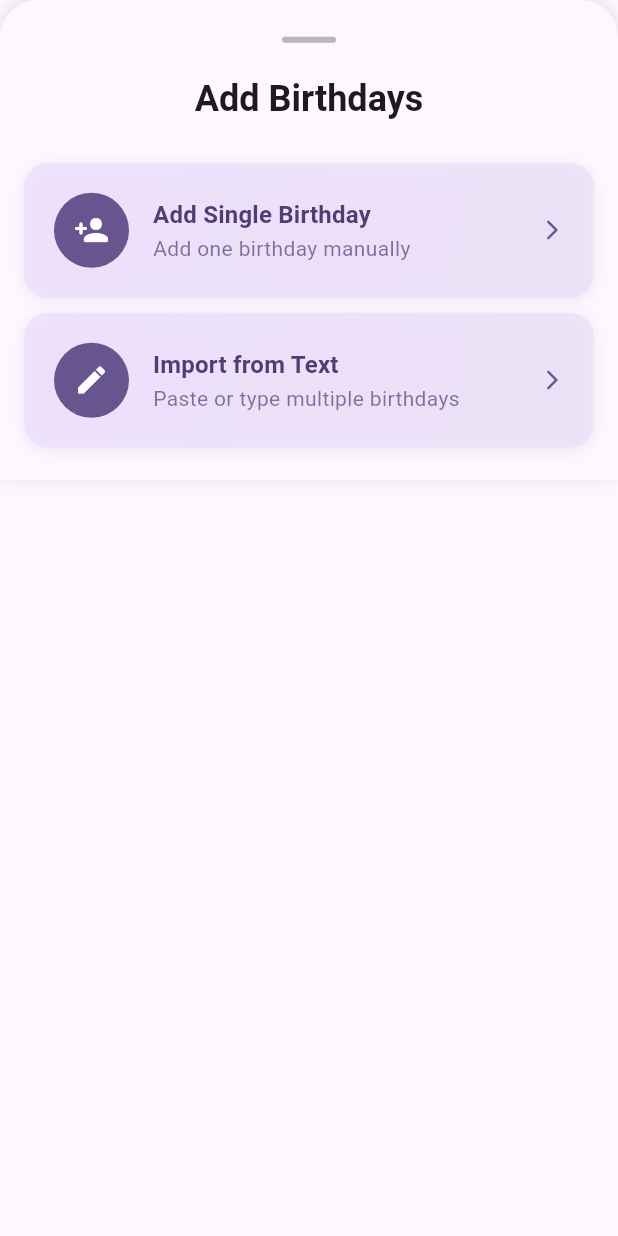
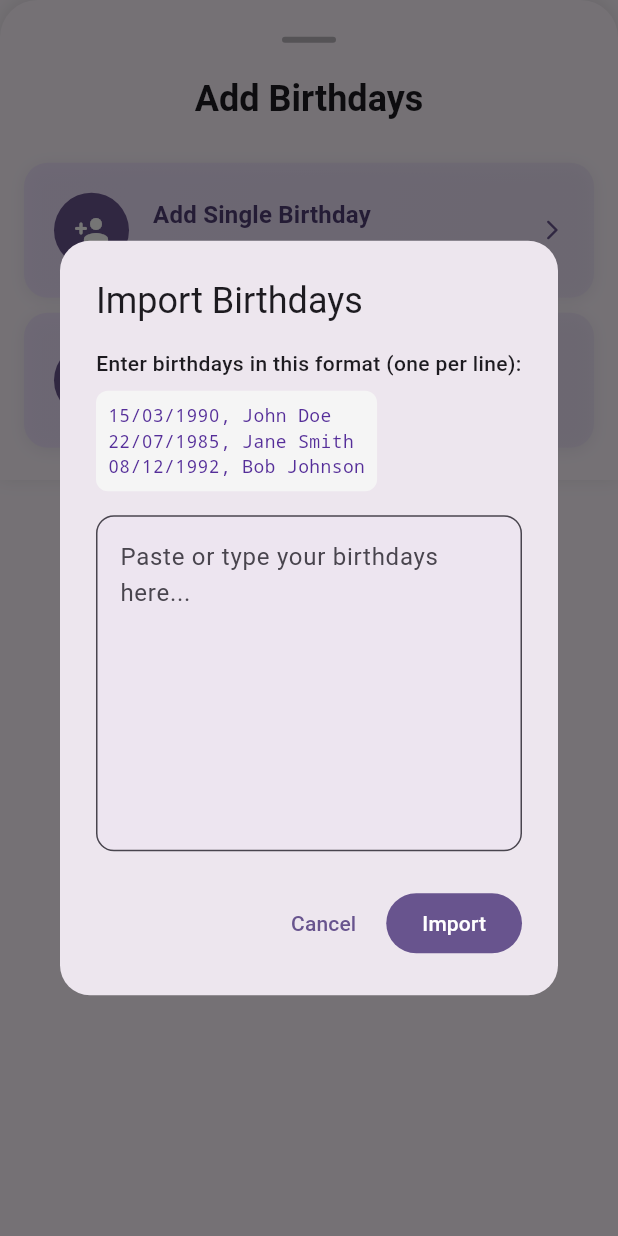
Before and after one commit to Confusedaff/Birday, a Flutter app: the Addbottomwidget widget shown alone on an empty page, opened directly, after a tap on "Import from Text", on a phone screen of 412 x 824 dp. Run offline on Flutter 3.47's test engine with Material 3 defaults, Android fonts, the phone set to English and light mode, and no system bars; our stand-ins replace hive, hive_flutter; accounts and stored records are empty; Roboto replaces fonts that are missing (SF Pro Display).

Commit message:
added copy birthdays and fixed sorting

```diff
--- a/lib/widgets/addbottomwidget.dart
+++ b/lib/widgets/addbottomwidget.dart
@@ -1,3 +1,4 @@
+import 'package:bday/widgets/copybd.dart';
 import 'package:bday/widgets/draghandle.dart';
 import 'package:bday/widgets/selection.dart';
 import 'package:bday/widgets/singlebday.dart';
@@ -61,8 +62,8 @@ class Addbottomwidget extends StatelessWidget {
                 icon: Icons.edit_rounded,
                 title: 'Import from Text',
                 subtitle: 'Paste or type multiple birthdays',
-                onTap: () {
-                  print("Pressed Import button");
+                 onTap: () {
+                  Copybd.showTextImportDialog(context);
                 },
                 selectionBody: null,
               ),
@@ -72,4 +73,5 @@ class Addbottomwidget extends StatelessWidget {
       ),
     );
   }
+
 }
--- a/lib/widgets/bday_blocs.dart
+++ b/lib/widgets/bday_blocs.dart
@@ -20,7 +20,6 @@ class BirthdayCard extends StatefulWidget {
 }
 
 class _BirthdayCardState extends State<BirthdayCard> {
-  // Remove the local _birthday variable and use widget.birthday directly
 
   void _showBirthdayDetails(Birthday birthday) {
     showDialog(
--- /dev/null
+++ b/lib/widgets/copybd.dart
@@ -0,0 +1,203 @@
+import 'package:flutter/material.dart';
+import 'package:bday/storage/hive_service.dart';
+import 'package:bday/storage/hive.dart';
+
+class Copybd {
+  // ========== IMPORT FROM TEXT ==========
+  static Future<void> showTextImportDialog(BuildContext context) async {
+    final TextEditingController textController = TextEditingController();
+
+    showDialog(
+      context: context,
+      builder: (context) => AlertDialog(
+        shape: RoundedRectangleBorder(borderRadius: BorderRadius.circular(20)),
+        title: const Text('Import Birthdays'),
+        content: SingleChildScrollView(
+          child: Column(
+            mainAxisSize: MainAxisSize.min,
+            crossAxisAlignment: CrossAxisAlignment.start,
+            children: [
+              const Text(
+                'Enter birthdays in this format (one per line):',
+                style: TextStyle(fontWeight: FontWeight.w500),
+              ),
+              const SizedBox(height: 8),
+              Container(
+                padding: const EdgeInsets.all(8),
+                decoration: BoxDecoration(
+                  color: Colors.grey[100],
+                  borderRadius: BorderRadius.circular(8),
+                ),
+                child: const Text(
+                  '15/03/1990, John Doe\n22/07/1985, Jane Smith\n08/12/1992, Bob Johnson',
+                  style: TextStyle(fontFamily: 'monospace', fontSize: 12,color: Color.fromARGB(255, 85, 46, 153),),
+                ),
+              ),
+              const SizedBox(height: 16),
+              TextField(
+                controller: textController,
+                maxLines: 8,
+                decoration: InputDecoration(
+                  hintText: 'Paste or type your birthdays here...',
+                  border: OutlineInputBorder(
+                    borderRadius: BorderRadius.circular(12),
+                  ),
+                  filled: true,
+                  fillColor: Theme.of(context)
+                      .colorScheme
+                      .primaryContainer
+                      .withOpacity(0.1),
+                ),
+              ),
+            ],
+          ),
+        ),
+        actions: [
+          TextButton(
+            onPressed: () => Navigator.pop(context),
+            child: const Text('Cancel'),
+          ),
+          FilledButton(
+            onPressed: () {
+              String text = textController.text.trim();
+              if (text.isNotEmpty) {
+                Navigator.pop(context);
+                _importBirthdaysFromText(context, text);
+              }
+            },
+            child: const Text('Import'),
+          ),
+        ],
+      ),
+    );
+  }
+
+  static Future<void> _importBirthdaysFromText(
+      BuildContext context, String text) async {
+    try {
+      List<Birthday> importedBirthdays = _parseBirthdayText(text);
+
+      if (importedBirthdays.isNotEmpty) {
+        for (var birthday in importedBirthdays) {
+          HiveBirthdayService.addBirthday(birthday);
+        }
+
+        showDialog(
+          context: context,
+          builder: (context) => AlertDialog(
+            shape:
+                RoundedRectangleBorder(borderRadius: BorderRadius.circular(20)),
+            title: Row(
+              children: const [
+                Icon(Icons.check_circle, color: Colors.green, size: 28),
+                SizedBox(width: 12),
+                Text('Import Successful'),
+              ],
+            ),
+            content: Text(
+                'Successfully imported ${importedBirthdays.length} birthday${importedBirthdays.length == 1 ? '' : 's'}!'),
+            actions: [
+              FilledButton(
+                onPressed: () => Navigator.pop(context),
+                child: const Text('Great!'),
+              ),
+            ],
+          ),
+        );
+      } else {
+        _showImportErrorDialog(context, 'No valid birthdays found in the text.');
+      }
+    } catch (e) {
+      _showImportErrorDialog(context, 'Error parsing text: ${e.toString()}');
+    }
+  }
+
+  static List<Birthday> _parseBirthdayText(String text) {
+    List<Birthday> birthdays = [];
+    List<String> lines = text.split('\n');
+
+    for (String line in lines) {
+      line = line.trim();
+      if (line.isEmpty) continue;
+
+      try {
+        List<String> parts = line.split(',');
+        if (parts.length >= 2) {
+          String dateStr = parts[0].trim();
+          String name = parts[1].trim();
+
+          List<String> dateParts = dateStr.split('/');
+          if (dateParts.length == 3) {
+            int day = int.parse(dateParts[0]);
+            int month = int.parse(dateParts[1]);
+            int year = int.parse(dateParts[2]);
+
+            if (day >= 1 && day <= 31 && month >= 1 && month <= 12 && year >= 1900) {
+              DateTime birthDate = DateTime(year, month, day);
+
+              birthdays.add(
+                Birthday(
+                  name: name,
+                  birthDate: birthDate,
+                  alarmDate: null,
+                  alarmTimeHour: null,
+                  alarmTimeMinute: null,
+                  alarmId: null,
+                  isReminderEnabled: true,
+                ),
+              );
+            }
+          }
+        }
+      } catch (_) {
+        continue; // skip invalid line
+      }
+    }
+
+    return birthdays;
+  }
+
+  static void _showImportErrorDialog(BuildContext context, String message) {
+    showDialog(
+      context: context,
+      builder: (context) => AlertDialog(
+        shape: RoundedRectangleBorder(borderRadius: BorderRadius.circular(20)),
+        title: Row(
+          children: const [
+            Icon(Icons.error, color: Colors.red, size: 28),
+            SizedBox(width: 12),
+            Text('Import Error'),
+          ],
+        ),
+        content: Column(
+          mainAxisSize: MainAxisSize.min,
+          crossAxisAlignment: CrossAxisAlignment.start,
+          children: [
+            Text(message),
+            const SizedBox(height: 16),
+            const Text('Expected format:',
+                style: TextStyle(fontWeight: FontWeight.bold)),
+            const SizedBox(height: 8),
+            Container(
+              padding: const EdgeInsets.all(12),
+              decoration: BoxDecoration(
+                color: Colors.grey[100],
+                borderRadius: BorderRadius.circular(8),
+              ),
+              child: const Text(
+                '15/03/1990, John Doe\n22/07/1985, Jane Smith\n08/12/1992, Bob Johnson',
+                style: TextStyle(fontFamily: 'monospace', fontSize: 12),
+              ),
+            ),
+          ],
+        ),
+        actions: [
+          FilledButton(
+            onPressed: () => Navigator.pop(context),
+            child: const Text('OK'),
+          ),
+        ],
+      ),
+    );
+  }
+}
```
Also changed, not shown: lib/widgets/birthdaylist.dart (+12 -2 lines).
